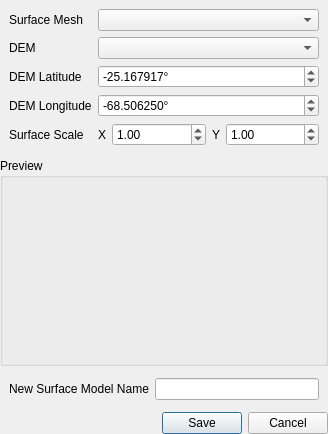
kateyy/geohazardvis, file gui/widgets/DEMWidget.ui: the form before one commit.
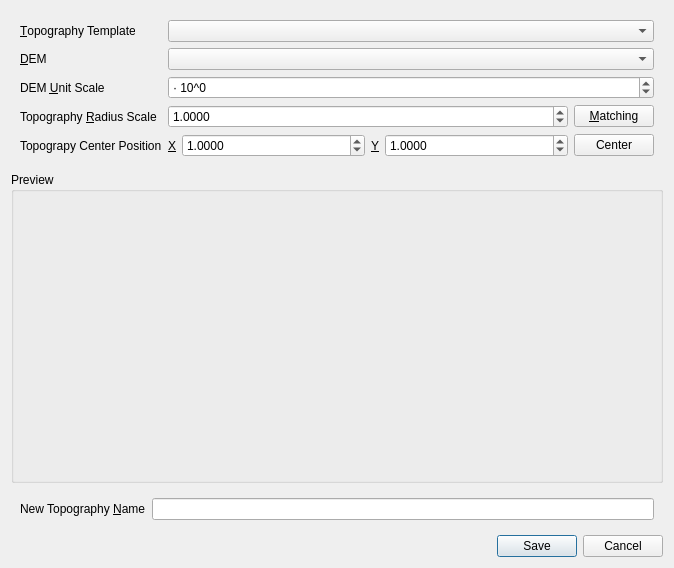
The form after the commit. Custom widgets are drawn as their Qt base class.

Commit message: redesign DEMWidget: always fit topography mesh into the DEM, always preserve scale ratios

Diff of the .ui file:
```diff
--- a/gui/widgets/DEMWidget.ui
+++ b/gui/widgets/DEMWidget.ui
@@ -6,8 +6,8 @@
    <rect>
     <x>0</x>
     <y>0</y>
-    <width>328</width>
-    <height>434</height>
+    <width>674</width>
+    <height>568</height>
    </rect>
   </property>
   <property name="focusPolicy">
@@ -17,22 +17,7 @@
    <string>Apply Digital Elevation Model</string>
   </property>
   <layout class="QGridLayout" name="gridLayout">
-   <property name="leftMargin">
-    <number>0</number>
-   </property>
-   <property name="topMargin">
-    <number>0</number>
-   </property>
-   <property name="rightMargin">
-    <number>0</number>
-   </property>
-   <property name="bottomMargin">
-    <number>0</number>
-   </property>
-   <property name="spacing">
-    <number>3</number>
-   </property>
-   <item row="1" column="0">
+   <item row="2" column="0">
     <widget class="QGroupBox" name="groupBox">
      <property name="sizePolicy">
       <sizepolicy hsizetype="Expanding" vsizetype="Expanding">
@@ -66,6 +51,13 @@
      </layout>
     </widget>
    </item>
+   <item row="4" column="0">
+    <widget class="QDialogButtonBox" name="buttonBox">
+     <property name="standardButtons">
+      <set>QDialogButtonBox::Cancel|QDialogButtonBox::Save</set>
+     </property>
+    </widget>
+   </item>
    <item row="0" column="0">
     <widget class="QWidget" name="configGroup" native="true">
      <property name="sizePolicy">
@@ -75,38 +67,54 @@
       </sizepolicy>
      </property>
      <layout class="QFormLayout" name="formLayout">
-      <property name="fieldGrowthPolicy">
-       <enum>QFormLayout::AllNonFixedFieldsGrow</enum>
-      </property>
       <item row="0" column="0">
        <widget class="QLabel" name="label">
         <property name="text">
-         <string>Surface Mesh</string>
+         <string>&amp;Topography Template</string>
+        </property>
+        <property name="buddy">
+         <cstring>topoTemplateCombo</cstring>
         </property>
        </widget>
       </item>
       <item row="0" column="1">
-       <widget class="QComboBox" name="surfaceMeshCombo"/>
+       <widget class="QComboBox" name="topoTemplateCombo"/>
       </item>
       <item row="1" column="0">
        <widget class="QLabel" name="label_2">
         <property name="text">
-         <string>DEM</string>
+         <string>&amp;DEM</string>
+        </property>
+        <property name="buddy">
+         <cstring>demCombo</cstring>
         </property>
        </widget>
       </item>
       <item row="1" column="1">
        <widget class="QComboBox" name="demCombo"/>
       </item>
-      <item row="4" column="0">
+      <item row="2" column="0">
+       <widget class="QLabel" name="label_7">
+        <property name="text">
+         <string>DEM &amp;Unit Scale</string>
+        </property>
+        <property name="buddy">
+         <cstring>demUnitScaleSpinBox</cstring>
+        </property>
+       </widget>
+      </item>
+      <item row="3" column="0">
        <widget class="QLabel" name="label_4">
         <property name="text">
-         <string>Surface Scale</string>
+         <string>Topography &amp;Radius Scale</string>
+        </property>
+        <property name="buddy">
+         <cstring>topographyRadiusSpinBox</cstring>
         </property>
        </widget>
       </item>
-      <item row="4" column="1">
-       <widget class="QWidget" name="widget_2" native="true">
+      <item row="3" column="1">
+       <widget class="QWidget" name="widget_3" native="true">
         <layout class="QGridLayout" name="gridLayout_3">
          <property name="leftMargin">
           <number>0</number>
@@ -120,142 +128,175 @@
          <property name="bottomMargin">
           <number>0</number>
          </property>
-         <property name="horizontalSpacing">
-          <number>6</number>
-         </property>
-         <property name="verticalSpacing">
-          <number>0</number>
-         </property>
-         <item row="0" column="1">
-          <widget class="QDoubleSpinBox" name="surfaceScaleX">
-           <property name="sizePolicy">
-            <sizepolicy hsizetype="Expanding" vsizetype="Fixed">
-             <horstretch>0</horstretch>
-             <verstretch>0</verstretch>
-            </sizepolicy>
-           </property>
-           <property name="value">
-            <double>1.000000000000000</double>
-           </property>
-          </widget>
-         </item>
-         <item row="0" column="3">
-          <widget class="QDoubleSpinBox" name="surfaceScaleY">
-           <property name="sizePolicy">
-            <sizepolicy hsizetype="Expanding" vsizetype="Fixed">
-             <horstretch>0</horstretch>
-             <verstretch>0</verstretch>
-            </sizepolicy>
-           </property>
-           <property name="value">
-            <double>1.000000000000000</double>
-           </property>
-          </widget>
-         </item>
          <item row="0" column="0">
-          <widget class="QLabel" name="label_5">
+          <widget class="QDoubleSpinBox" name="topographyRadiusSpinBox">
+           <property name="sizePolicy">
+            <sizepolicy hsizetype="Expanding" vsizetype="Fixed">
+             <horstretch>0</horstretch>
+             <verstretch>0</verstretch>
+            </sizepolicy>
+           </property>
+           <property name="decimals">
+            <number>4</number>
+           </property>
+           <property name="minimum">
+            <double>0.000100000000000</double>
+           </property>
+           <property name="maximum">
+            <double>100000.000000000000000</double>
+           </property>
+           <property name="value">
+            <double>1.000000000000000</double>
+           </property>
+          </widget>
+         </item>
+         <item row="0" column="1">
+          <widget class="QPushButton" name="radiusMatchingButton">
            <property name="text">
-            <string>X</string>
+            <string>&amp;Matching</string>
            </property>
           </widget>
          </item>
-         <item row="0" column="2">
+        </layout>
+       </widget>
+      </item>
+      <item row="4" column="0">
+       <widget class="QLabel" name="label_5">
+        <property name="text">
+         <string>Topograpy Center Position</string>
+        </property>
+       </widget>
+      </item>
+      <item row="4" column="1">
+       <widget class="QWidget" name="widget_2" native="true">
+        <layout class="QHBoxLayout" name="horizontalLayout">
+         <property name="leftMargin">
+          <number>0</number>
+         </property>
+         <property name="topMargin">
+          <number>0</number>
+         </property>
+         <property name="rightMargin">
+          <number>0</number>
+         </property>
+         <property name="bottomMargin">
+          <number>0</number>
+         </property>
+         <item>
+          <widget class="QLabel" name="label_9">
+           <property name="text">
+            <string>&amp;X</string>
+           </property>
+           <property name="buddy">
+            <cstring>topographyCenterXSpinBox</cstring>
+           </property>
+          </widget>
+         </item>
+         <item>
+          <widget class="QDoubleSpinBox" name="topographyCenterXSpinBox">
+           <property name="sizePolicy">
+            <sizepolicy hsizetype="Expanding" vsizetype="Fixed">
+             <horstretch>0</horstretch>
+             <verstretch>0</verstretch>
+            </sizepolicy>
+           </property>
+           <property name="decimals">
+            <number>4</number>
+           </property>
+           <property name="minimum">
+            <double>-100000.000000000000000</double>
+           </property>
+           <property name="maximum">
+            <double>100000.000000000000000</double>
+           </property>
+           <property name="value">
+            <double>1.000000000000000</double>
+           </property>
+          </widget>
+         </item>
+         <item>
           <widget class="QLabel" name="label_6">
            <property name="text">
-            <string>Y</string>
+            <string>&amp;Y</string>
+           </property>
+           <property name="buddy">
+            <cstring>topographyCenterYSpinBox</cstring>
+           </property>
+          </widget>
+         </item>
+         <item>
+          <widget class="QDoubleSpinBox" name="topographyCenterYSpinBox">
+           <property name="sizePolicy">
+            <sizepolicy hsizetype="Expanding" vsizetype="Fixed">
+             <horstretch>0</horstretch>
+             <verstretch>0</verstretch>
+            </sizepolicy>
+           </property>
+           <property name="decimals">
+            <number>4</number>
+           </property>
+           <property name="minimum">
+            <double>-100000.000000000000000</double>
+           </property>
+           <property name="maximum">
+            <double>100000.000000000000000</double>
+           </property>
+           <property name="value">
+            <double>1.000000000000000</double>
+           </property>
+          </widget>
+         </item>
+         <item>
+          <widget class="QPushButton" name="templateCenterButton">
+           <property name="text">
+            <string>Center</string>
            </property>
           </widget>
          </item>
         </layout>
        </widget>
       </item>
-      <item row="2" column="0">
-       <widget class="QLabel" name="label_7">
-        <property name="text">
-         <string>DEM Latitude</string>
-        </property>
-       </widget>
-      </item>
       <item row="2" column="1">
-       <widget class="QDoubleSpinBox" name="demLatitude">
-        <property name="suffix">
-         <string>°</string>
+       <widget class="QSpinBox" name="demUnitScaleSpinBox">
+        <property name="prefix">
+         <string>· 10^</string>
         </property>
-        <property name="decimals">
-         <number>6</number>
-        </property>
         <property name="minimum">
-         <double>-90.000000000000000</double>
+         <number>-100</number>
         </property>
         <property name="maximum">
-         <double>90.000000000000000</double>
+         <number>100</number>
         </property>
-        <property name="singleStep">
-         <double>0.010000000000000</double>
-        </property>
         <property name="value">
-         <double>-25.167916666667</double>
-        </property>
-       </widget>
-      </item>
-      <item row="3" column="1">
-       <widget class="QDoubleSpinBox" name="demLongitude">
-        <property name="suffix">
-         <string>°</string>
-        </property>
-        <property name="decimals">
-         <number>6</number>
-        </property>
-        <property name="minimum">
-         <double>-90.000000000000000</double>
-        </property>
-        <property name="maximum">
-         <double>90.000000000000000</double>
-        </property>
-        <property name="singleStep">
-         <double>0.010000000000000</double>
-        </property>
-        <property name="value">
-         <double>-68.5062500000003</double>
-        </property>
-       </widget>
-      </item>
-      <item row="3" column="0">
-       <widget class="QLabel" name="label_8">
-        <property name="text">
-         <string>DEM Longitude</string>
+         <number>0</number>
         </property>
        </widget>
       </item>
      </layout>
     </widget>
    </item>
-   <item row="2" column="0">
+   <item row="3" column="0">
     <widget class="QWidget" name="widget" native="true">
      <layout class="QFormLayout" name="formLayout_2">
       <property name="fieldGrowthPolicy">
        <enum>QFormLayout::AllNonFixedFieldsGrow</enum>
       </property>
       <item row="0" column="1">
-       <widget class="QLineEdit" name="newSurfaceModelName"/>
+       <widget class="QLineEdit" name="newTopoModelName"/>
       </item>
       <item row="0" column="0">
        <widget class="QLabel" name="label_3">
         <property name="text">
-         <string>New Surface Model Name</string>
+         <string>New Topography &amp;Name</string>
+        </property>
+        <property name="buddy">
+         <cstring>newTopoModelName</cstring>
         </property>
        </widget>
       </item>
      </layout>
     </widget>
    </item>
-   <item row="3" column="0">
-    <widget class="QDialogButtonBox" name="buttonBox">
-     <property name="standardButtons">
-      <set>QDialogButtonBox::Cancel|QDialogButtonBox::Save</set>
-     </property>
-    </widget>
-   </item>
   </layout>
  </widget>
  <customwidgets>
```
Left out of the diff: 12 changed lines with no effect on the pictures. The commit also changes 2 other files.
